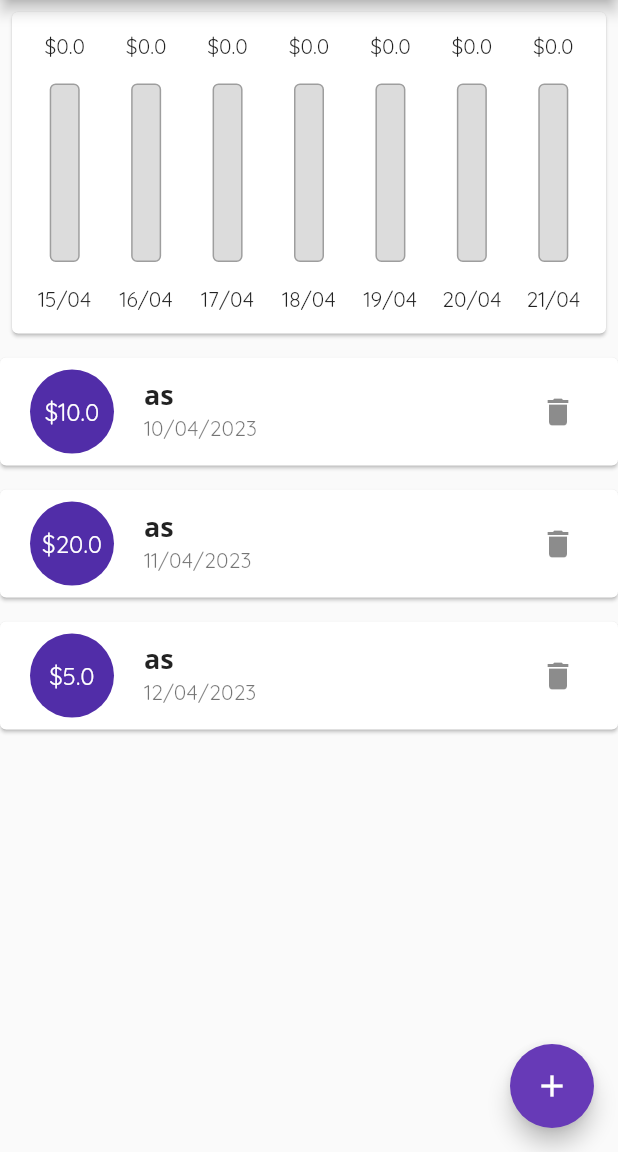
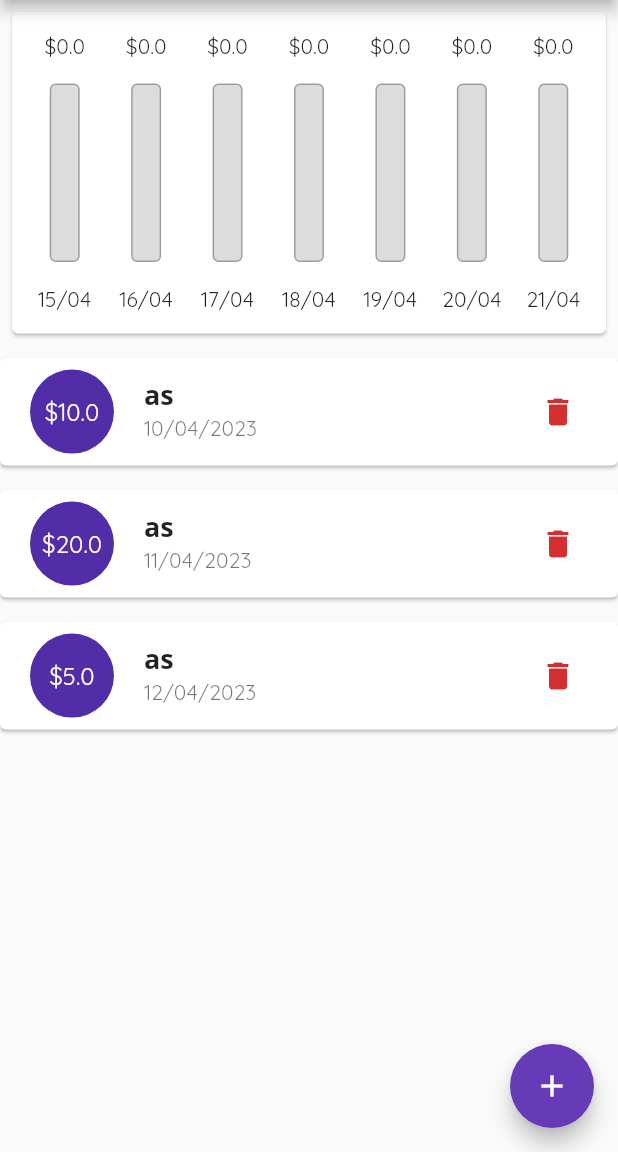
Before and after one commit to ducvt97/learn-flutter, a Flutter app: the screen it shows after launch, after a tap on the "delete" icon, on a phone screen of 412 x 824 dp, the part 84-1236 px from its top. Run offline on Flutter 3.47's test engine with Material 2 defaults, Android fonts, the phone set to English and light mode, and no system bars.

Commit message:
Update Personal Expenses app

```diff
--- a/personal_expenses/lib/main.dart
+++ b/personal_expenses/lib/main.dart
@@ -1,3 +1,5 @@
+import 'dart:io';
+
 import 'package:flutter/material.dart';
 import 'package:personal_expenses/widgets/chart.dart';
 import 'package:personal_expenses/widgets/new_transaction.dart';
@@ -90,8 +92,9 @@ class _MyHomePageState extends State<MyHomePage> {
 
   @override
   Widget build(BuildContext context) {
+    final mediaQuery = MediaQuery.of(context);
     final bool isLandscapeMode =
-        MediaQuery.of(context).orientation == Orientation.landscape;
+        mediaQuery.orientation == Orientation.landscape;
 
     final appBar = AppBar(
       title: const Text('Personal Expenses App'),
@@ -107,8 +110,8 @@ class _MyHomePageState extends State<MyHomePage> {
 
     Widget chartWidget(double percent) {
       return SizedBox(
-        height: (MediaQuery.of(context).size.height -
-                MediaQuery.of(context).padding.top -
+        height: (mediaQuery.size.height - // device height
+                mediaQuery.padding.top - // top bar
                 appBar.preferredSize.height) *
             percent,
         width: double.infinity,
@@ -117,8 +120,8 @@ class _MyHomePageState extends State<MyHomePage> {
     }
 
     final txList = SizedBox(
-      height: (MediaQuery.of(context).size.height -
-              MediaQuery.of(context).padding.top -
+      height: (mediaQuery.size.height -
+              mediaQuery.padding.top -
               appBar.preferredSize.height) *
           0.7,
       child: TransactionList(
@@ -137,7 +140,8 @@ class _MyHomePageState extends State<MyHomePage> {
                 mainAxisAlignment: MainAxisAlignment.center,
                 children: [
                   const Text('Show Chart'),
-                  Switch(
+                  Switch.adaptive(
+                    activeColor: Theme.of(context).primaryColor,
                     value: _showChart,
                     onChanged: (value) {
                       setState(() {
@@ -153,12 +157,14 @@ class _MyHomePageState extends State<MyHomePage> {
           ],
         ),
       ),
-      floatingActionButton: FloatingActionButton(
-        onPressed: () {
-          _showAddNewTransactionModal(context);
-        },
-        child: const Icon(Icons.add),
-      ),
+      floatingActionButton: Platform.isIOS
+          ? null
+          : FloatingActionButton(
+              onPressed: () {
+                _showAddNewTransactionModal(context);
+              },
+              child: const Icon(Icons.add),
+            ),
     );
   }
 }
--- a/personal_expenses/lib/widgets/new_transaction.dart
+++ b/personal_expenses/lib/widgets/new_transaction.dart
@@ -51,7 +51,8 @@ class _NewTransactionState extends State<NewTransaction> {
             top: 8,
             left: 16,
             right: 16,
-            bottom: MediaQuery.of(context).viewInsets.bottom + 8,
+            bottom: MediaQuery.of(context).viewInsets.bottom +
+                8, // calculate size of the keyboard
           ),
           child: Column(
             crossAxisAlignment: CrossAxisAlignment.end,
--- a/personal_expenses/lib/widgets/transaction_item.dart
+++ b/personal_expenses/lib/widgets/transaction_item.dart
@@ -35,10 +35,20 @@ class TransactionItem extends StatelessWidget {
           DateFormat('dd/MM/yyyy').format(transaction.date),
           style: const TextStyle(fontSize: 14),
         ),
-        trailing: IconButton(
-          onPressed: deleteTransaction,
-          icon: const Icon(Icons.delete),
-        ),
+        trailing: MediaQuery.of(context).size.width > 460
+            ? TextButton.icon(
+                style: TextButton.styleFrom(
+                  foregroundColor: Theme.of(context).colorScheme.error,
+                ),
+                onPressed: deleteTransaction,
+                icon: const Icon(Icons.delete),
+                label: const Text('Delete'),
+              )
+            : IconButton(
+                onPressed: deleteTransaction,
+                icon: const Icon(Icons.delete),
+                color: Theme.of(context).colorScheme.error,
+              ),
       ),
     );
   }
```
